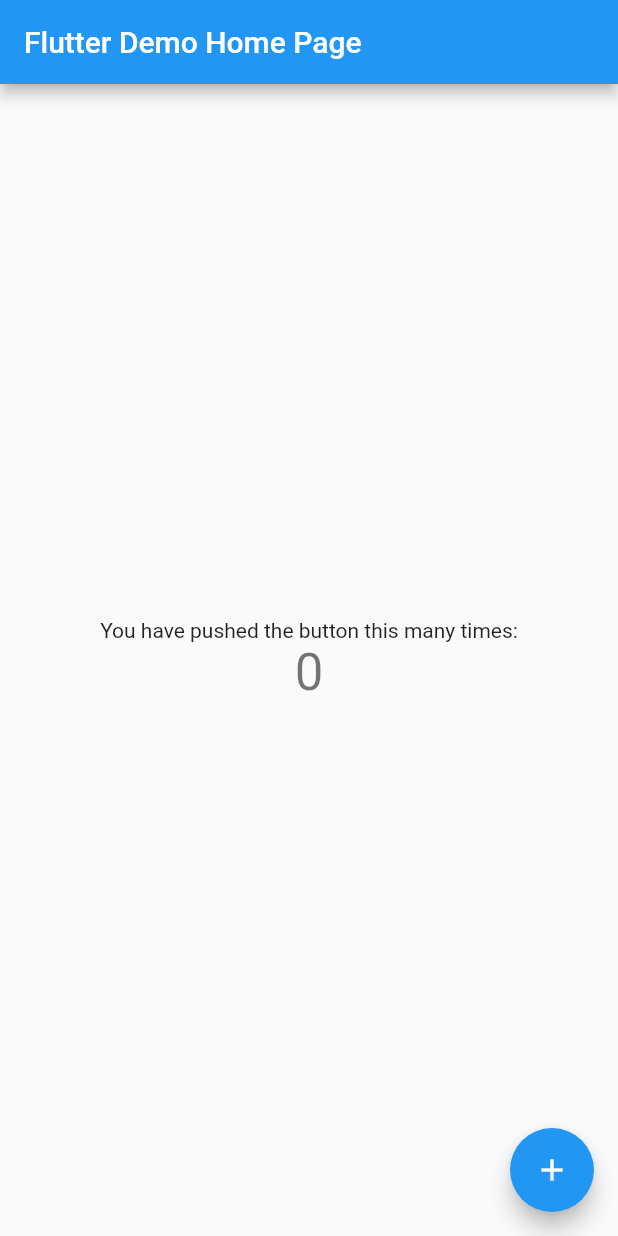
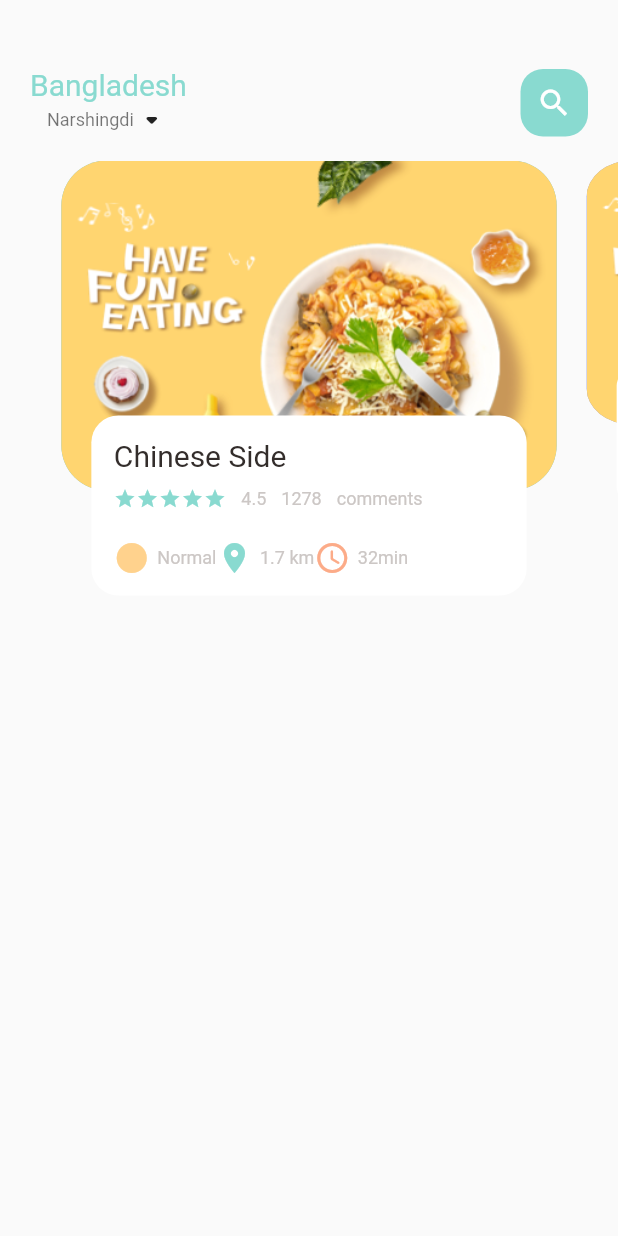
Before and after one commit to Purpud/food_app, a Flutter app: the screen it shows after launch, on a phone screen of 412 x 824 dp. Run offline on Flutter 3.47's test engine with Material 2 defaults, Android fonts, the phone set to English and light mode, and no system bars.

Commit message:
first two hours

```diff
--- a/analysis_options.yaml
+++ b/analysis_options.yaml
@@ -24,6 +24,5 @@ linter:
   rules:
     # avoid_print: false  # Uncomment to disable the `avoid_print` rule
     # prefer_single_quotes: true  # Uncomment to enable the `prefer_single_quotes` rule
-
 # Additional information about this file can be found at
 # https://dart.dev/guides/language/analysis-options
--- /dev/null
+++ b/lib/home/food_page_body.dart
@@ -0,0 +1,146 @@
+import 'package:flutter/cupertino.dart';
+import 'package:flutter/material.dart';
+import 'package:flutter/src/foundation/key.dart';
+import 'package:flutter/src/widgets/framework.dart';
+import 'package:food_app/utils/colors.dart';
+import 'package:food_app/widgets/big_text.dart';
+import 'package:food_app/widgets/icon_and_text_widget.dart';
+import 'package:food_app/widgets/small_text.dart';
+
+class FoodPageBody extends StatefulWidget {
+  const FoodPageBody({Key? key}) : super(key: key);
+
+  @override
+  State<FoodPageBody> createState() => _FoodPageBodyState();
+}
+
+class _FoodPageBodyState extends State<FoodPageBody> {
+  PageController pageController = PageController(viewportFraction: 0.85);
+  var _currentPageValue = 0.0;
+  double _scaleFactor = 0.8;
+  double height = 220;
+
+  @override
+  void initState() {
+    super.initState();
+    pageController.addListener(() {
+      setState(() {
+        _currentPageValue = pageController.page!;
+        print("Current value is" + _currentPageValue.toString());
+      });
+    });
+  }
+
+  @override
+  void dispose() {
+    pageController.dispose();
+  }
+
+  @override
+  Widget build(BuildContext context) {
+    return Container(
+      // color: Colors.red,
+      height: 320,
+      child: PageView.builder(
+        controller: pageController,
+        itemBuilder: ((context, position) {
+          return _buildPageItem(position);
+        }),
+        itemCount: 5,
+      ),
+    );
+  }
+
+  Widget _buildPageItem(int index) {
+    Matrix4 matrix = new Matrix4.identity();
+    if (index == _currentPageValue.floor()) {
+      var currScale = 1 - (_currentPageValue - index) * (1 - _scaleFactor);
+      var currTrans = height * (1 - currScale) / 2;
+      matrix = Matrix4.diagonal3Values(1, currScale, 1)
+        ..setTranslationRaw(0, currTrans, 0);
+    } else if (index == _currentPageValue.floor() + 1) {
+      var currScale =
+          _scaleFactor + (_currentPageValue - index + 1) * (1 - _scaleFactor);
+      var currTrans = height * (1 - currScale) / 2;
+      matrix = Matrix4.diagonal3Values(1, currScale, 1);
+    }
+
+    return Transform(
+      transform: matrix,
+      child: Stack(children: [
+        Container(
+          height: 220,
+          margin: const EdgeInsets.only(left: 10, right: 10),
+          decoration: BoxDecoration(
+            color: index.isEven ? Color(0xFF69c5df) : Color(0xFF9294cc),
+            image: DecorationImage(
+              fit: BoxFit.cover,
+              image: AssetImage('assets/image/food0.png'),
+            ),
+            borderRadius: BorderRadius.circular(30),
+          ),
+        ),
+        Align(
+          alignment: Alignment.bottomCenter,
+          child: Container(
+            height: 120,
+            margin: const EdgeInsets.only(left: 30, right: 30, bottom: 30),
+            decoration: BoxDecoration(
+              color: Colors.white,
+              borderRadius: BorderRadius.circular(18),
+            ),
+            child: Container(
+              padding: const EdgeInsets.only(top: 15, left: 15, right: 15),
+              child: Column(
+                crossAxisAlignment: CrossAxisAlignment.start,
+                children: [
+                  BigText(text: "Chinese Side"),
+                  SizedBox(height: 10),
+                  Row(
+                    children: [
+                      Wrap(
+                        children: List.generate(5, (index) {
+                          return Icon(
+                            Icons.star,
+                            color: AppColors.mainColor,
+                            size: 15,
+                          );
+                        }),
+                      ),
+                      SizedBox(width: 10),
+                      SmallText(text: "4.5"),
+                      SizedBox(width: 10),
+                      SmallText(text: "1278"),
+                      SizedBox(
+                        width: 10,
+                      ),
+                      SmallText(text: "comments"),
+                    ],
+                  ),
+                  SizedBox(height: 20),
+                  Row(
+                    // mainAxisAlignment: MainAxisAlignment.spaceAround,
+                    children: [
+                      IconAndTextWidget(
+                          icon: Icons.circle_sharp,
+                          text: "Normal",
+                          iconColor: AppColors.iconColor1),
+                      IconAndTextWidget(
+                          icon: Icons.location_on,
+                          text: "1.7 km",
+                          iconColor: AppColors.mainColor),
+                      IconAndTextWidget(
+                          icon: Icons.access_time_rounded,
+                          text: "32min",
+                          iconColor: AppColors.iconColor2),
+                    ],
+                  ),
+                ],
+              ),
+            ),
+          ),
+        ),
+      ]),
+    );
+  }
+}
--- /dev/null
+++ b/lib/home/main_food_page.dart
@@ -0,0 +1,70 @@
+import 'package:flutter/cupertino.dart';
+import 'package:flutter/material.dart';
+import 'package:flutter/src/foundation/key.dart';
+import 'package:flutter/src/widgets/framework.dart';
+import 'package:food_app/home/food_page_body.dart';
+import 'package:food_app/utils/colors.dart';
+import 'package:food_app/widgets/big_text.dart';
+import 'package:food_app/widgets/small_text.dart';
+
+class MainFoodPage extends StatefulWidget {
+  const MainFoodPage({Key? key}) : super(key: key);
+
+  @override
+  State<MainFoodPage> createState() => _MainFoodPageState();
+}
+
+class _MainFoodPageState extends State<MainFoodPage> {
+  @override
+  Widget build(BuildContext context) {
+    return Scaffold(
+      body: Column(
+        children: [
+          Container(
+            child: Container(
+              margin: const EdgeInsets.only(top: 45, bottom: 15),
+              padding: const EdgeInsets.only(left: 20, right: 20),
+              child: Row(
+                mainAxisAlignment: MainAxisAlignment.spaceBetween,
+                children: [
+                  Column(
+                    children: [
+                      BigText(
+                        text: "Bangladesh",
+                        color: AppColors.mainColor,
+                      ),
+                      Row(
+                        children: [
+                          SmallText(
+                            text: "Narshingdi",
+                            color: Colors.black54,
+                          ),
+                          Icon(Icons.arrow_drop_down_rounded)
+                        ],
+                      ),
+                    ],
+                  ),
+                  Center(
+                    child: Container(
+                      width: 45,
+                      height: 45,
+                      child: Icon(
+                        Icons.search,
+                        color: Colors.white,
+                      ),
+                      decoration: BoxDecoration(
+                        borderRadius: BorderRadius.circular(15),
+                        color: AppColors.mainColor,
+                      ),
+                    ),
+                  )
+                ],
+              ),
+            ),
+          ),
+          FoodPageBody()
+        ],
+      ),
+    );
+  }
+}
--- a/lib/main.dart
+++ b/lib/main.dart
@@ -1,4 +1,6 @@
 import 'package:flutter/material.dart';
+import 'package:flutter/services.dart';
+import 'package:food_app/home/main_food_page.dart';
 
 void main() {
   runApp(const MyApp());
@@ -7,109 +9,16 @@ void main() {
 class MyApp extends StatelessWidget {
   const MyApp({Key? key}) : super(key: key);
 
-  // This widget is the root of your application.
   @override
   Widget build(BuildContext context) {
+    SystemChrome.setEnabledSystemUIOverlays([]);
     return MaterialApp(
+      debugShowCheckedModeBanner: false,
       title: 'Flutter Demo',
       theme: ThemeData(
-        // This is the theme of your application.
-        //
-        // Try running your application with "flutter run". You'll see the
-        // application has a blue toolbar. Then, without quitting the app, try
-        // changing the primarySwatch below to Colors.green and then invoke
-        // "hot reload" (press "r" in the console where you ran "flutter run",
-        // or simply save your changes to "hot reload" in a Flutter IDE).
-        // Notice that the counter didn't reset back to zero; the application
-        // is not restarted.
         primarySwatch: Colors.blue,
       ),
-      home: const MyHomePage(title: 'Flutter Demo Home Page'),
+      home: const MainFoodPage(),
     );
   }
 }
-
-class MyHomePage extends StatefulWidget {
-  const MyHomePage({Key? key, required this.title}) : super(key: key);
-
-  // This widget is the home page of your application. It is stateful, meaning
-  // that it has a State object (defined below) that contains fields that affect
-  // how it looks.
-
-  // This class is the configuration for the state. It holds the values (in this
-  // case the title) provided by the parent (in this case the App widget) and
-  // used by the build method of the State. Fields in a Widget subclass are
-  // always marked "final".
-
-  final String title;
-
-  @override
-  State<MyHomePage> createState() => _MyHomePageState();
-}
-
-class _MyHomePageState extends State<MyHomePage> {
-  int _counter = 0;
-
-  void _incrementCounter() {
-    setState(() {
-      // This call to setState tells the Flutter framework that something has
-      // changed in this State, which causes it to rerun the build method below
-      // so that the display can reflect the updated values. If we changed
-      // _counter without calling setState(), then the build method would not be
-      // called again, and so nothing would appear to happen.
-      _counter++;
-    });
-  }
-
-  @override
-  Widget build(BuildContext context) {
-    // This method is rerun every time setState is called, for instance as done
-    // by the _incrementCounter method above.
-    //
-    // The Flutter framework has been optimized to make rerunning build methods
-    // fast, so that you can just rebuild anything that needs updating rather
-    // than having to individually change instances of widgets.
-    return Scaffold(
-      appBar: AppBar(
-        // Here we take the value from the MyHomePage object that was created by
-        // the App.build method, and use it to set our appbar title.
-        title: Text(widget.title),
-      ),
-      body: Center(
-        // Center is a layout widget. It takes a single child and positions it
-        // in the middle of the parent.
-        child: Column(
-          // Column is also a layout widget. It takes a list of children and
-          // arranges them vertically. By default, it sizes itself to fit its
-          // children horizontally, and tries to be as tall as its parent.
-          //
-          // Invoke "debug painting" (press "p" in the console, choose the
-          // "Toggle Debug Paint" action from the Flutter Inspector in Android
-          // Studio, or the "Toggle Debug Paint" command in Visual Studio Code)
-          // to see the wireframe for each widget.
-          //
-          // Column has various properties to control how it sizes itself and
-          // how it positions its children. Here we use mainAxisAlignment to
-          // center the children vertically; the main axis here is the vertical
-          // axis because Columns are vertical (the cross axis would be
-          // horizontal).
-          mainAxisAlignment: MainAxisAlignment.center,
-          children: <Widget>[
-            const Text(
-              'You have pushed the button this many times:',
-            ),
-            Text(
-              '$_counter',
-              style: Theme.of(context).textTheme.headline4,
-            ),
-          ],
-        ),
-      ),
-      floatingActionButton: FloatingActionButton(
-        onPressed: _incrementCounter,
-        tooltip: 'Increment',
-        child: const Icon(Icons.add),
-      ), // This trailing comma makes auto-formatting nicer for build methods.
-    );
-  }
-}
--- /dev/null
+++ b/lib/widgets/big_text.dart
@@ -0,0 +1,32 @@
+import 'package:flutter/cupertino.dart';
+import 'package:flutter/src/foundation/key.dart';
+import 'package:flutter/src/widgets/framework.dart';
+
+class BigText extends StatelessWidget {
+  Color? color;
+  final String text;
+  double size;
+  TextOverflow overflow;
+  BigText({
+    Key? key,
+    this.color = const Color(0xFF332d2b),
+    required this.text,
+    this.overflow = TextOverflow.ellipsis,
+    this.size = 20,
+  }) : super(key: key);
+
+  @override
+  Widget build(BuildContext context) {
+    return Text(
+      text,
+      maxLines: 1,
+      overflow: overflow,
+      style: TextStyle(
+        color: color,
+        fontSize: size,
+        fontWeight: FontWeight.w400,
+        fontFamily: "Roboto",
+      ),
+    );
+  }
+}
--- /dev/null
+++ b/lib/widgets/icon_and_text_widget.dart
@@ -0,0 +1,27 @@
+import 'package:flutter/cupertino.dart';
+import 'package:flutter/src/foundation/key.dart';
+import 'package:flutter/src/widgets/framework.dart';
+import 'package:food_app/widgets/small_text.dart';
+
+class IconAndTextWidget extends StatelessWidget {
+  final IconData icon;
+  final String text;
+  final Color iconColor;
+  const IconAndTextWidget({
+    Key? key,
+    required this.icon,
+    required this.text,
+    required this.iconColor,
+  }) : super(key: key);
+
+  @override
+  Widget build(BuildContext context) {
+    return Row(
+      children: [
+        Icon(icon, color: iconColor),
+        SizedBox(width: 5),
+        SmallText(text: text)
+      ],
+    );
+  }
+}
--- /dev/null
+++ b/lib/widgets/small_text.dart
@@ -0,0 +1,30 @@
+import 'package:flutter/cupertino.dart';
+import 'package:flutter/src/foundation/key.dart';
+import 'package:flutter/src/widgets/framework.dart';
+
+class SmallText extends StatelessWidget {
+  Color? color;
+  final String text;
+  double size;
+  double height;
+  SmallText({
+    Key? key,
+    this.height = 1.2,
+    this.color = const Color(0xFFccc7c5),
+    required this.text,
+    this.size = 12,
+  }) : super(key: key);
+
+  @override
+  Widget build(BuildContext context) {
+    return Text(
+      text,
+      style: TextStyle(
+        height: height,
+        color: color,
+        fontSize: size,
+        fontFamily: "Roboto",
+      ),
+    );
+  }
+}
```
Also changed, not shown: pubspec.yaml (+4 -7 lines), pubspec.lock.
